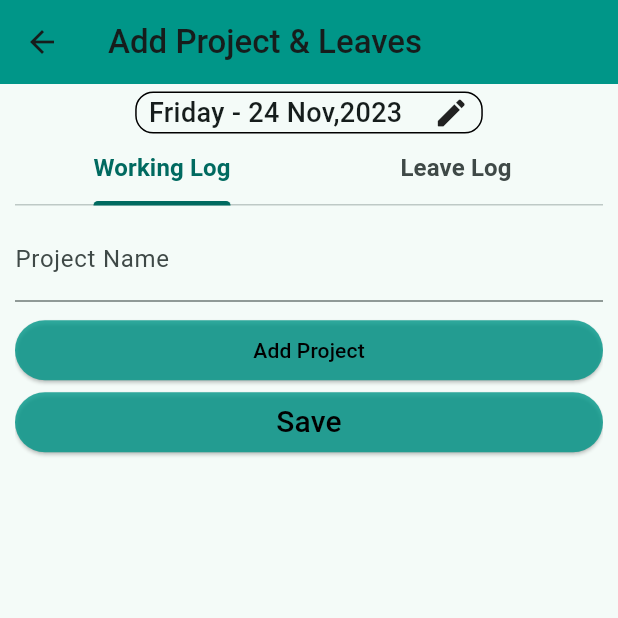
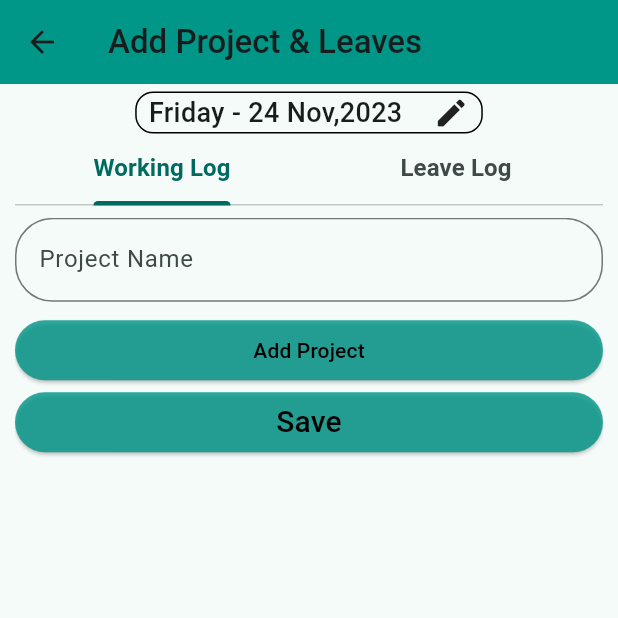
Before and after one commit to haris-cdu/TimeLeaveAndLogsApp, a Flutter app: the AddProjectForm screen opened directly, on a phone screen of 412 x 824 dp, the top half of it. Run offline on Flutter 3.47's test engine with Material 2 defaults, Android fonts, the light colour scheme and no system bars; our stand-ins replace animated_splash_screen, dio, fl_chart; network calls fail.

Commit message:
changed splash logo and textfield design

```diff
--- a/lib/main.dart
+++ b/lib/main.dart
@@ -27,7 +27,7 @@ class MyApp extends StatelessWidget {
         ),
         home: AnimatedSplashScreen(
             duration: 3500,
-            splash: Image.asset("assets/splash_image.jpg",
+            splash: Image.asset("assets/splash_png.png",
                 height: hp(context, 50), width: wp(context, 50)),
             splashIconSize: 200,
             nextScreen: const TimeSheetPage(),
--- a/lib/pages/add_project_form.dart
+++ b/lib/pages/add_project_form.dart
@@ -208,9 +208,14 @@ class AddProjectFormFormState extends State<AddProjectForm> {
                         return null;
                       },
                       controller: projectNameController,
-                    decoration:
-                        const InputDecoration(labelText: 'Project Name'),
+                      decoration: InputDecoration(
+                        labelText: 'Project Name',
+                        fillColor: Colors.white,
+                        border: OutlineInputBorder(
+                          borderRadius: BorderRadius.circular(25.0),
+                          borderSide: const BorderSide(),
                         ),
+                      )),
                   SizedBox(
                     height: hp(context, 1),
                   ),
@@ -267,8 +272,14 @@ class AddProjectFormFormState extends State<AddProjectForm> {
                       children: [
                         TextFormField(
                           controller: taskNameController,
-                          decoration:
-                              const InputDecoration(labelText: 'Task Name'),
+                          decoration: InputDecoration(
+                            labelText: 'Task Name',
+                            fillColor: Colors.white,
+                            border: OutlineInputBorder(
+                              borderRadius: BorderRadius.circular(25.0),
+                              borderSide: const BorderSide(),
+                            ),
+                          ),
                         ),
                         Row(
                           children: [
@@ -298,7 +309,6 @@ class AddProjectFormFormState extends State<AddProjectForm> {
                         ElevatedButton(
                           onPressed: () {
                             int tempHours = totalWorkingHours + totalTime;
-                            print(tempHours);
                             if (tempHours <= 8) {
                               addTask(project);
                               setState(() {
@@ -521,7 +531,6 @@ class AddProjectFormFormState extends State<AddProjectForm> {
           totalLeaveHours += convertFromTime(time);
         }
       }
-      print("TotalLeaveHours: $totalLeaveHours");
     }
     return totalLeaveHours <= 6
         ? SingleChildScrollView(
@@ -593,13 +602,21 @@ class AddProjectFormFormState extends State<AddProjectForm> {
               ),
               TextFormField(
                 controller: reasonController,
-                decoration: const InputDecoration(labelText: 'Reason'),
+                decoration: InputDecoration(
+                  labelText: 'Reason',
+                  fillColor: Colors.white,
+                  border: OutlineInputBorder(
+                    borderRadius: BorderRadius.circular(25.0),
+                    borderSide: const BorderSide(),
+                  ),
+                ),
               ),
               SizedBox(
                 height: hp(context, 1),
               ),
               ElevatedButton(
                   style: ElevatedButton.styleFrom(
+                      fixedSize: const Size.fromWidth(double.maxFinite),
                       backgroundColor: Colors.teal.withOpacity(0.8)),
                   onPressed: () async {
                     provider.setLoading(true);
```
Also changed, not shown: assets/splash_png.png (added). Lines whose indentation alone changed are shown as unchanged.
